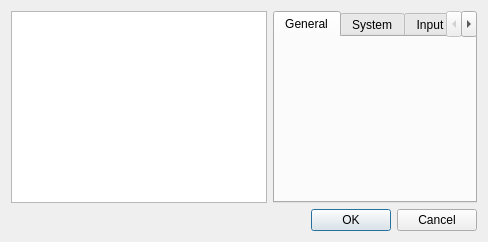
Qt form src/citra/configuration/configure.ui (GreenAmaranthine/citra) before a commit.
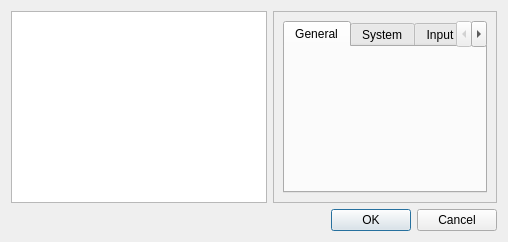
The same form after that commit. Custom widgets are drawn as their Qt base class.

Commit message: add scroll bars to configuration; add custom layout configuration; rename some settings

What changed in the file:
```diff
--- a/src/citra/configuration/configure.ui
+++ b/src/citra/configuration/configure.ui
@@ -18,6 +18,13 @@
        </property>
       </widget>
      </item>
+     <item>
+      <widget class="QScrollArea" name="scrollArea">
+       <property name="widgetResizable">
+        <bool>true</bool>
+       </property>
+       <widget class="QWidget" name="scrollAreaWidgetContents">
+        <layout class="QVBoxLayout" name="verticalLayout_2">
      <item>
       <widget class="QTabWidget" name="tabWidget">
        <property name="currentIndex">
@@ -67,6 +74,10 @@
         <attribute name="title">
          <string>UI</string>
         </attribute>
+           </widget>
+          </widget>
+         </item>
+        </layout>
        </widget>
       </widget>
      </item>
```
Left out of the diff: 9 changed lines with no effect on the pictures. Lines whose indentation alone changed are shown as unchanged. The commit also changes 8 other files.
